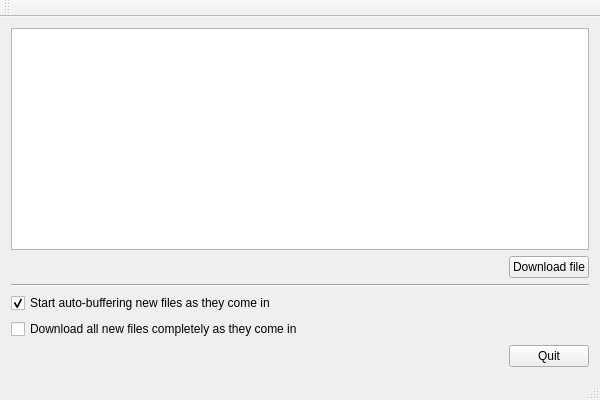
Qt form fbpclient/mainwindow.ui (Jille/FBP) before a commit.
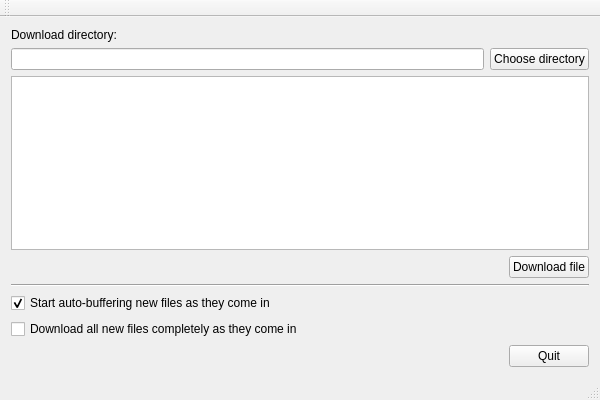
The same form after that commit.

What changed in the file:
```diff
--- a/fbpclient/mainwindow.ui
+++ b/fbpclient/mainwindow.ui
@@ -15,6 +15,31 @@
   </property>
   <widget class="QWidget" name="centralWidget">
    <layout class="QVBoxLayout" name="verticalLayout">
+    <item>
+     <layout class="QVBoxLayout" name="verticalLayout_2">
+      <item>
+       <widget class="QLabel" name="label">
+        <property name="text">
+         <string>Download directory:</string>
+        </property>
+       </widget>
+      </item>
+      <item>
+       <layout class="QHBoxLayout" name="horizontalLayout_3">
+        <item>
+         <widget class="QLineEdit" name="downloadDir"/>
+        </item>
+        <item>
+         <widget class="QPushButton" name="chooseDir">
+          <property name="text">
+           <string>Choose directory</string>
+          </property>
+         </widget>
+        </item>
+       </layout>
+      </item>
+     </layout>
+    </item>
     <item>
      <widget class="QTableView" name="files"/>
     </item>
```
